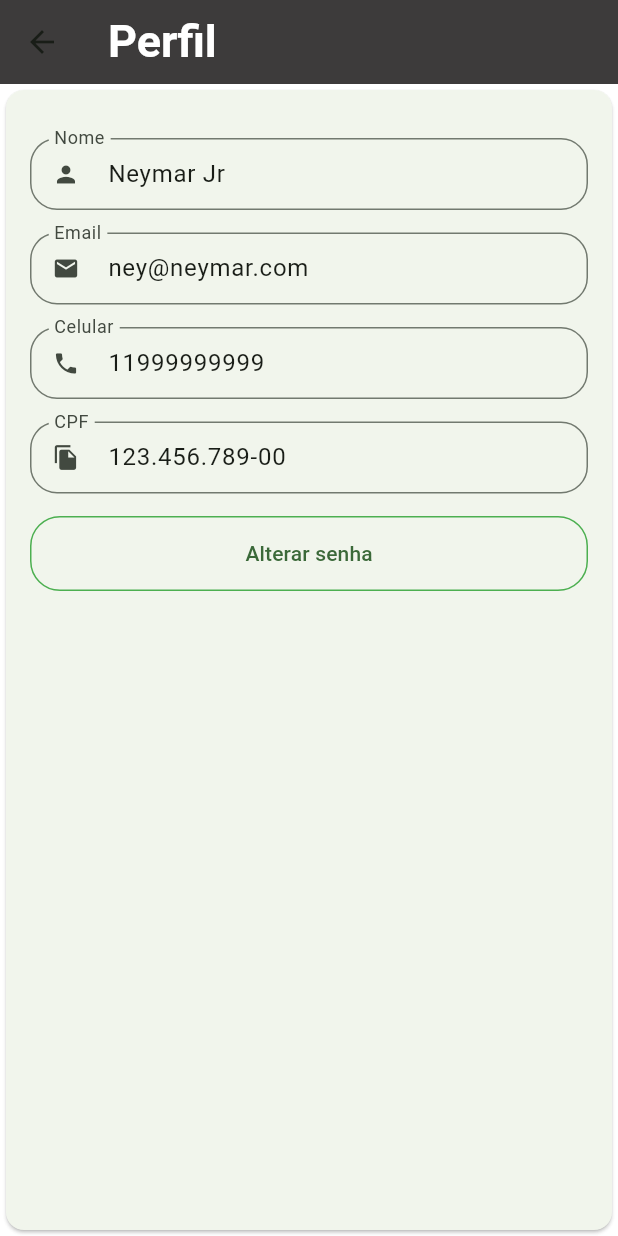
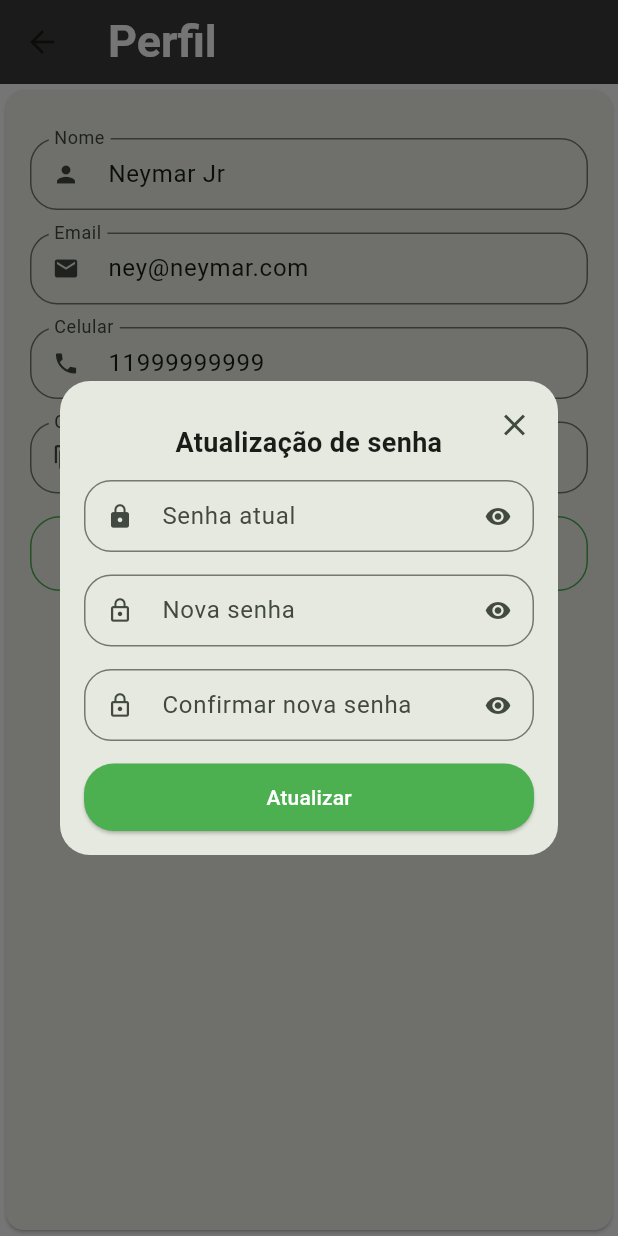
Before and after one commit to TPAlves/curso-flutter, a Flutter app: the ProfileTab screen opened directly, after a tap on "Alterar senha", on a phone screen of 412 x 824 dp. Run offline on Flutter 3.47's test engine with Material 3 defaults, Android fonts, the phone set to English and light mode, and no system bars; our stand-ins replace animated_text_kit, mask_text_input_formatter; missing offline and left inert: dart:ffi.

```diff
--- a/lib/src/pages/profile/profile_tab.dart
+++ b/lib/src/pages/profile/profile_tab.dart
@@ -3,9 +3,14 @@ import 'package:greengrocer/src/config/app_data.dart' as app_data;
 import 'package:greengrocer/src/pages/utils/custom_app_bar.dart';
 import 'package:greengrocer/src/pages/utils/custom_text_field.dart';
 
-class ProfileTab extends StatelessWidget {
+class ProfileTab extends StatefulWidget {
   const ProfileTab({super.key});
 
+  @override
+  State<ProfileTab> createState() => _ProfileTabState();
+}
+
+class _ProfileTabState extends State<ProfileTab> {
   @override
   Widget build(BuildContext context) {
     return Scaffold(
@@ -57,7 +62,9 @@ class ProfileTab extends StatelessWidget {
                   ),
                   side: const BorderSide(color: Colors.green),
                 ),
-                onPressed: () {},
+                onPressed: () {
+                  updatePassword();
+                },
                 child: const Text('Alterar senha'),
               ),
             ),
@@ -66,4 +73,93 @@ class ProfileTab extends StatelessWidget {
       ),
     );
   }
+
+  Future<bool?> updatePassword() {
+    return showDialog(
+      context: context,
+      builder: (content) {
+        return Dialog(
+          shape: RoundedRectangleBorder(
+            borderRadius: BorderRadius.circular(20),
+          ),
+          child: Stack(
+            children: [
+              Padding(
+                padding: const EdgeInsets.all(16.0),
+                child: Column(
+                  crossAxisAlignment: CrossAxisAlignment.stretch,
+                  mainAxisSize: MainAxisSize.min,
+                  children: [
+                    // Titulo
+                    Padding(
+                      padding: EdgeInsets.symmetric(vertical: 12),
+                      child: Text(
+                        'Atualização de senha',
+                        textAlign: TextAlign.center,
+                        style: TextStyle(
+                          fontSize: 18,
+                          fontWeight: FontWeight.bold,
+                        ),
+                      ),
+                    ),
+
+                    // Senha atual
+                    CustomTextField(
+                      icon: Icons.lock,
+                      label: 'Senha atual',
+                      isPassword: true,
+                    ),
+
+                    // Nova senha
+                    CustomTextField(
+                      icon: Icons.lock_outline,
+                      label: 'Nova senha',
+                      isPassword: true,
+                    ),
+
+                    // Confirmar nova senha
+                    CustomTextField(
+                      icon: Icons.lock_outline,
+                      label: 'Confirmar nova senha',
+                      isPassword: true,
+                    ),
+
+                    // Botão de atualizar senha
+                    SizedBox(
+                      height: 45,
+                      child: ElevatedButton(
+                        style: ElevatedButton.styleFrom(
+                          backgroundColor: Colors.green,
+                          shape: RoundedRectangleBorder(
+                            borderRadius: BorderRadius.circular(20),
+                          ),
+                        ),
+                        onPressed: () {},
+                        child: Text(
+                          'Atualizar',
+                          style: TextStyle(color: Colors.white),
+                        ),
+                      ),
+                    ),
+                  ],
+                ),
+              ),
+
+              // Botão de fechar
+              Positioned(
+                top: 5,
+                right: 5,
+                child: IconButton(
+                  onPressed: () {
+                    Navigator.of(context).pop();
+                  },
+                  icon: Icon(Icons.close),
+                ),
+              ),
+            ],
+          ),
+        );
+      },
+    );
+  }
 }
```
Also changed, not shown: lib/src/config/app_data.dart (+40 -0 lines), lib/src/models/order_model.dart (added, +38 -0 lines), lib/src/pages/auth/sign_in_screen.dart (+18 -20 lines), lib/src/pages/base/base_screen.dart (+4 -3 lines), lib/src/pages/orders/order_tile.dart (added, +97 -0 lines), lib/src/pages/orders/orders_tab.dart (added, +26 -0 lines), lib/src/services/utils_services.dart (+8 -0 lines).
